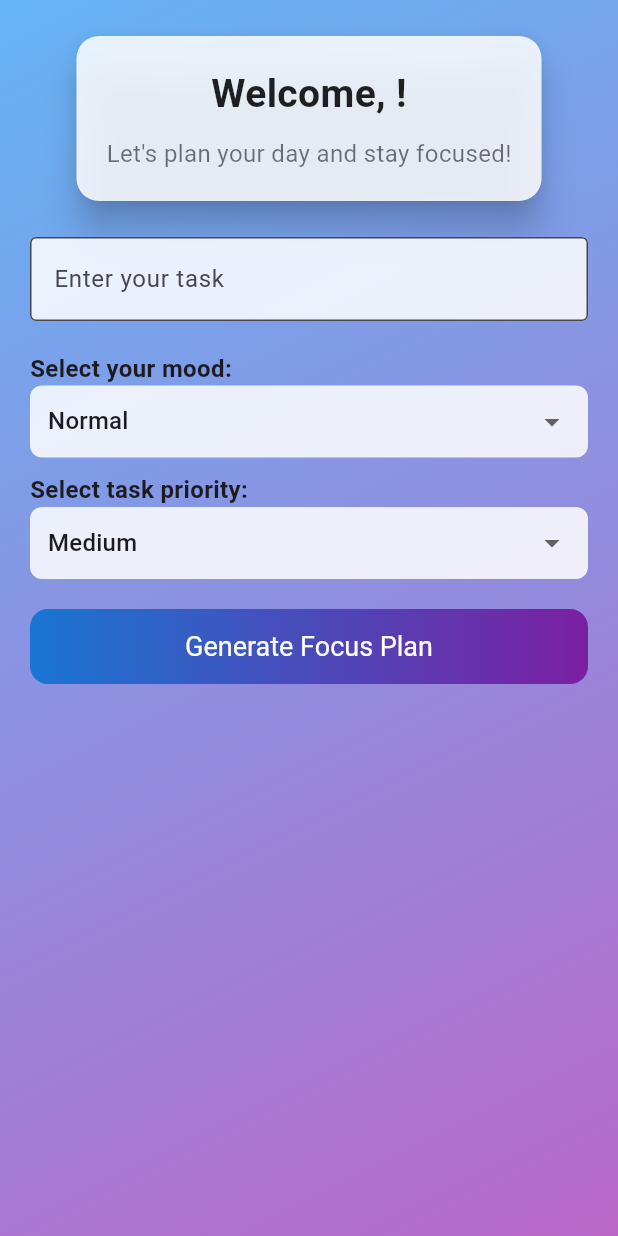
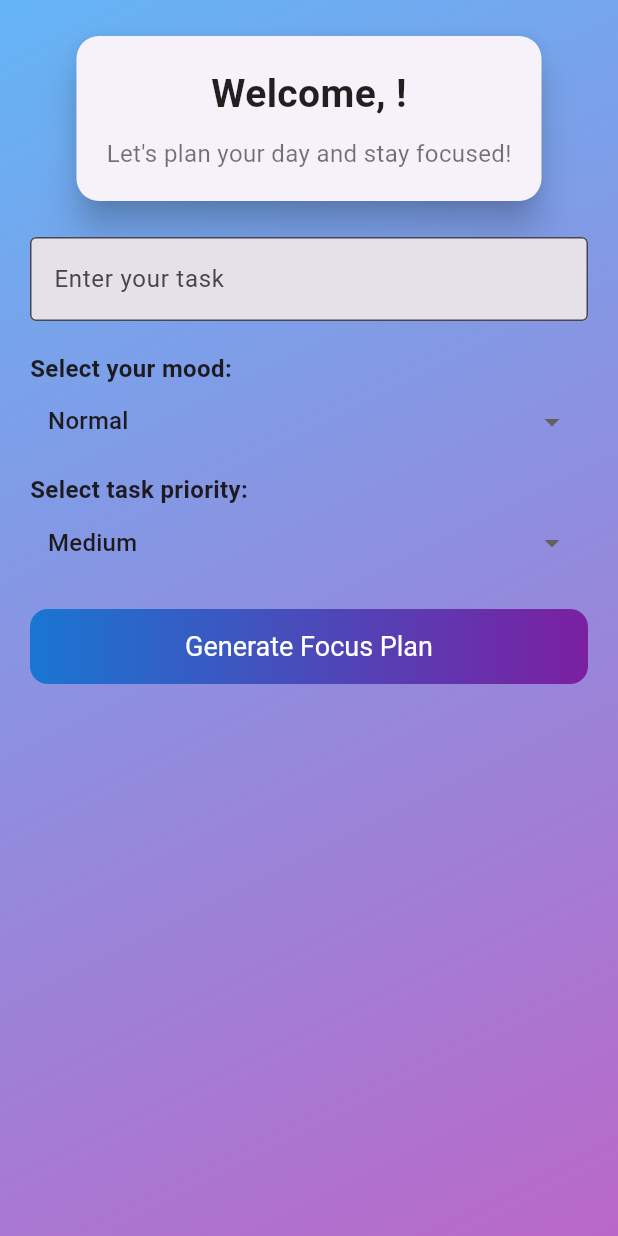
Before and after one commit to SarahCoeds/Mobile-Applications-Project, a Flutter app: the HomePage screen opened directly with empty values, on a phone screen of 412 x 824 dp. Run offline on Flutter 3.47's test engine with Material 3 defaults, Android fonts, the phone set to English and light mode, and no system bars.

Commit message:
Opacity removal beacuse it wasnt working.

```diff
--- a/lib/main.dart
+++ b/lib/main.dart
@@ -57,7 +57,6 @@ class _LoginPageState extends State<LoginPage> {
                     labelText: "Enter your name",
                     border: OutlineInputBorder(),
                     filled: true,
-                    fillColor: Colors.white.withOpacity(0.8),
                   ),
                 ),
                 SizedBox(height: 20),
@@ -145,7 +144,6 @@ class _HomePageState extends State<HomePage> {
                     shape: RoundedRectangleBorder(
                       borderRadius: BorderRadius.circular(15),
                     ),
-                    color: Colors.white.withOpacity(0.85),
                     child: Padding(
                       padding: const EdgeInsets.all(20.0),
                       child: Column(
@@ -177,7 +175,6 @@ class _HomePageState extends State<HomePage> {
                       labelText: 'Enter your task',
                       border: OutlineInputBorder(),
                       filled: true,
-                      fillColor: Colors.white.withOpacity(0.85),
                     ),
                   ),
                   SizedBox(height: 20),
@@ -198,7 +195,6 @@ class _HomePageState extends State<HomePage> {
                   Container(
                     padding: EdgeInsets.symmetric(horizontal: 12),
                     decoration: BoxDecoration(
-                      color: Colors.white.withOpacity(0.85),
                       borderRadius: BorderRadius.circular(8),
                     ),
                     child: DropdownButton<String>(
@@ -234,7 +230,6 @@ class _HomePageState extends State<HomePage> {
                   Container(
                     padding: EdgeInsets.symmetric(horizontal: 12),
                     decoration: BoxDecoration(
-                      color: Colors.white.withOpacity(0.85),
                       borderRadius: BorderRadius.circular(8),
                     ),
                     child: DropdownButton<String>(
@@ -295,7 +290,6 @@ class _HomePageState extends State<HomePage> {
                   if (result.isNotEmpty)
                     Card(
                       elevation: 8,
-                      color: Colors.white.withOpacity(0.85),
                       shape: RoundedRectangleBorder(
                         borderRadius: BorderRadius.circular(12),
                       ),
@@ -328,7 +322,6 @@ class _HomePageState extends State<HomePage> {
                         SizedBox(height: 5),
                         ...taskHistory.reversed.map(
                           (task) => Card(
-                            color: Colors.white.withOpacity(0.7),
                             shape: RoundedRectangleBorder(
                               borderRadius: BorderRadius.circular(10),
                             ),
```
